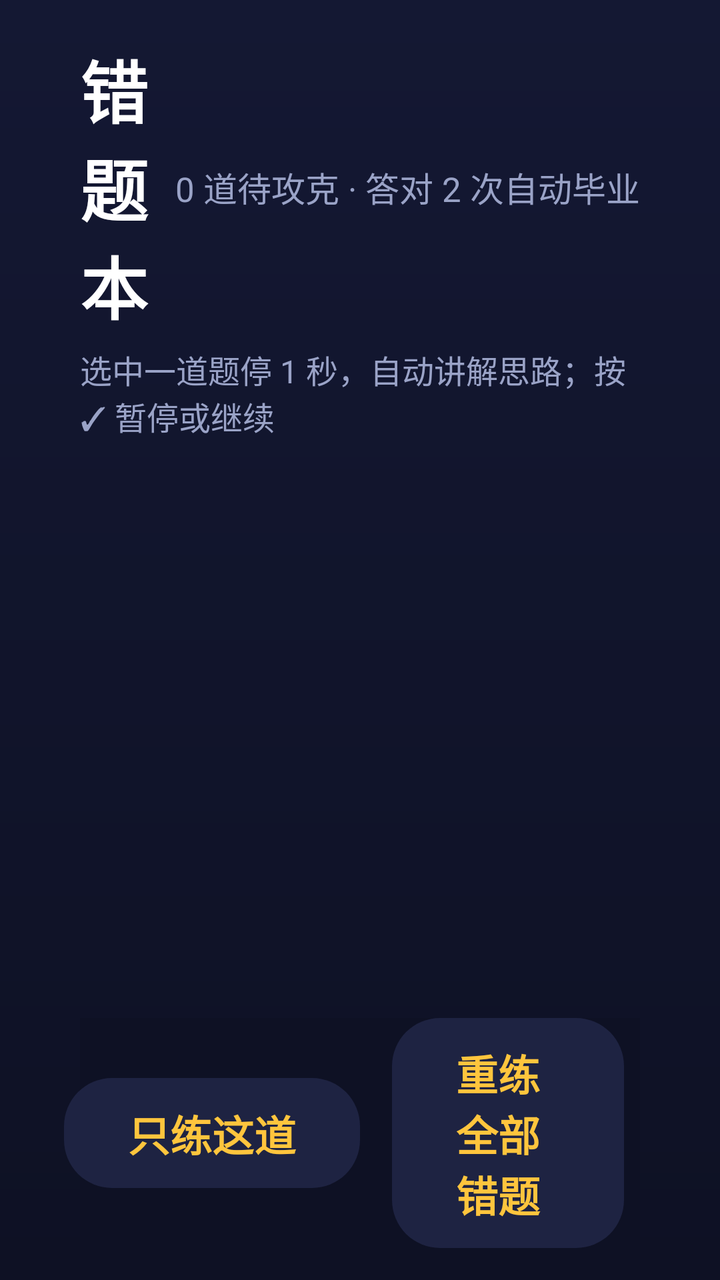
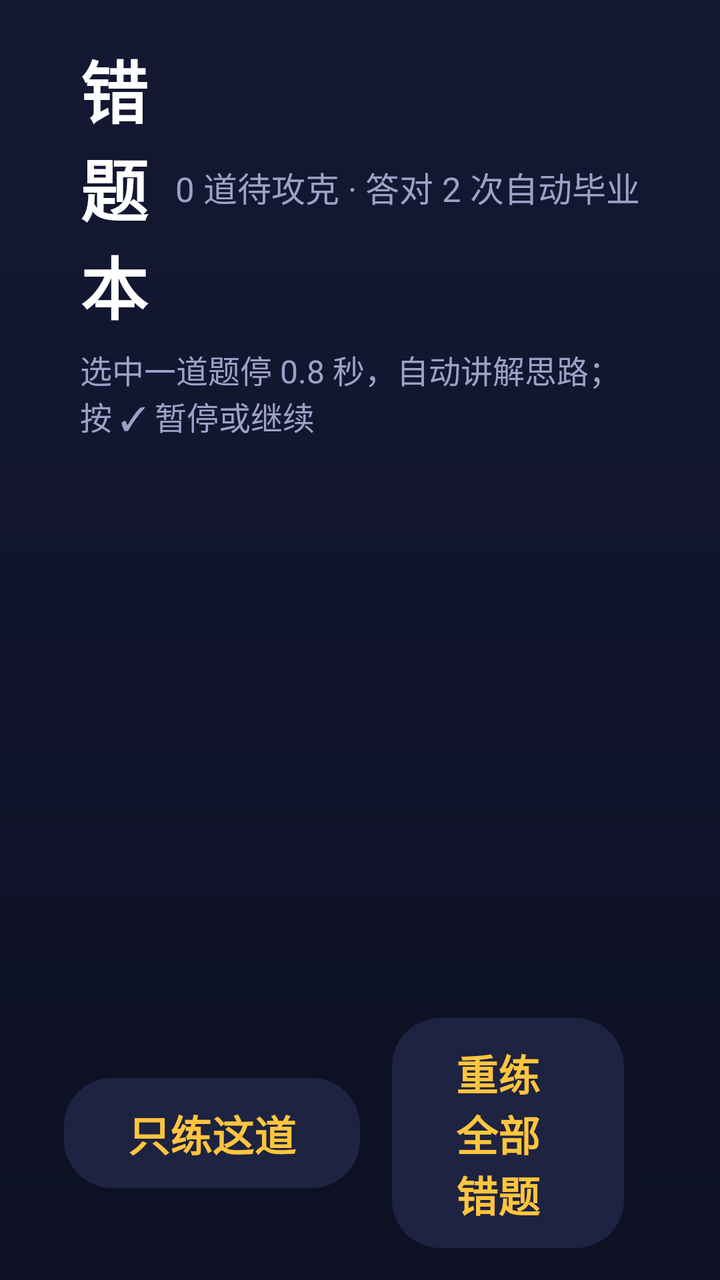

Compare the two renders of this Android layout. The source of the first and the diff that turns it into the second are given below.
<!-- AndroidManifest.xml: application theme Theme.MathKing -->
<!-- res/layout/fragment_wrongbook.xml -->
<?xml version="1.0" encoding="utf-8"?>
<LinearLayout xmlns:android="http://schemas.android.com/apk/res/android"
    android:layout_width="match_parent"
    android:layout_height="match_parent"
    android:background="@drawable/bg_page"
    android:clipChildren="false"
    android:clipToPadding="false"
    android:orientation="vertical"
    android:paddingStart="40dp"
    android:paddingTop="20dp"
    android:paddingEnd="40dp"
    android:paddingBottom="16dp">

    
    <LinearLayout
        android:layout_width="match_parent"
        android:layout_height="wrap_content"
        android:gravity="center_vertical"
        android:orientation="horizontal">

        <TextView
            android:layout_width="0dp"
            android:layout_height="wrap_content"
            android:layout_weight="1"
            android:text="错题本"
            android:textColor="@color/text"
            android:textSize="34sp"
            android:textStyle="bold" />

        <TextView
            android:id="@+id/tvWrongSub"
            android:layout_width="wrap_content"
            android:layout_height="wrap_content"
            android:text="0 道待攻克 · 答对 2 次自动毕业"
            android:textColor="@color/text_dim"
            android:textSize="17sp" />
    </LinearLayout>

    
    <TextView
        android:id="@+id/tvTip"
        android:layout_width="match_parent"
        android:layout_height="wrap_content"
        android:layout_marginTop="6dp"
        android:text="选中一道题停 1 秒，自动讲解思路；按 ✓ 暂停或继续"
        android:textColor="@color/text_dim"
        android:textSize="16sp" />

    
    <ScrollView
        android:id="@+id/scroll"
        android:layout_width="match_parent"
        android:layout_height="0dp"
        android:layout_marginTop="10dp"
        android:layout_weight="1"
        android:clipChildren="true"
        android:clipToPadding="true"
        android:scrollbars="none">

        <LinearLayout
            android:id="@+id/list"
            android:layout_width="match_parent"
            android:layout_height="wrap_content"
            android:orientation="vertical" />
    </ScrollView>

    <TextView
        android:id="@+id/tvEmpty"
        android:layout_width="match_parent"
        android:layout_height="0dp"
        android:layout_weight="1"
        android:gravity="center"
        android:text="还没有错题，太厉害了！\n去练几轮再来看看"
        android:textColor="@color/text_dim"
        android:textSize="21sp"
        android:visibility="gone" />

    <LinearLayout
        android:layout_width="match_parent"
        android:layout_height="wrap_content"
        android:layout_marginTop="10dp"
        android:background="@color/bg"
        android:clipChildren="false"
        android:clipToPadding="false"
        android:gravity="center"
        android:orientation="horizontal">

        <TextView
            android:id="@+id/btnPracticeOne"
            android:layout_width="wrap_content"
            android:layout_height="wrap_content"
            android:background="@drawable/selector_card"
            android:clickable="true"
            android:focusable="true"
            android:paddingStart="32dp"
            android:paddingTop="12dp"
            android:paddingEnd="32dp"
            android:paddingBottom="12dp"
            android:text="只练这道"
            android:textColor="@color/accent"
            android:textSize="21sp"
            android:textStyle="bold" />

        <TextView
            android:id="@+id/btnPractice"
            android:layout_width="wrap_content"
            android:layout_height="wrap_content"
            android:layout_marginStart="16dp"
            android:background="@drawable/selector_card"
            android:clickable="true"
            android:focusable="true"
            android:paddingStart="32dp"
            android:paddingTop="12dp"
            android:paddingEnd="32dp"
            android:paddingBottom="12dp"
            android:text="重练全部错题"
            android:textColor="@color/accent"
            android:textSize="21sp"
            android:textStyle="bold" />

        <TextView
            android:id="@+id/btnBack"
            android:layout_width="wrap_content"
            android:layout_height="wrap_content"
            android:layout_marginStart="16dp"
            android:background="@drawable/selector_card"
            android:clickable="true"
            android:focusable="true"
            android:paddingStart="32dp"
            android:paddingTop="12dp"
            android:paddingEnd="32dp"
            android:paddingBottom="12dp"
            android:text="返回"
            android:textColor="@color/text"
            android:textSize="21sp" />
    </LinearLayout>
</LinearLayout>
<!-- resources referenced by this layout -->
<resources>
  <color name="accent">#FFC53D</color>
  <color name="bg">#0E1124</color>
  <color name="text">#FFFFFF</color>
  <color name="text_dim">#9AA3C7</color>
  <!-- drawable bg_page (drawable) -->
  <?xml version="1.0" encoding="utf-8"?>
  <shape xmlns:android="http://schemas.android.com/apk/res/android" android:shape="rectangle">
      <gradient android:angle="270" android:startColor="#141833" android:endColor="#0E1124" />
  </shape>
  <!-- drawable selector_card (drawable) -->
  <?xml version="1.0" encoding="utf-8"?>
  <selector xmlns:android="http://schemas.android.com/apk/res/android">
      <item android:state_focused="true" android:drawable="@drawable/bg_card_focus" />
      <item android:state_pressed="true" android:drawable="@drawable/bg_card_focus" />
      <item android:drawable="@drawable/bg_card" />
  </selector>
  <style name="Theme.MathKing" parent="Theme.AppCompat.NoActionBar">
          <item name="android:windowBackground">@color/bg</item>
          <item name="android:colorAccent">@color/accent</item>
          <item name="android:textColorPrimary">@color/text</item>
          <item name="android:windowNoTitle">true</item>
          <item name="android:windowFullscreen">false</item>
      </style>
  <!-- drawable bg_card_focus (drawable) -->
  <?xml version="1.0" encoding="utf-8"?>
  <shape xmlns:android="http://schemas.android.com/apk/res/android" android:shape="rectangle">
      <solid android:color="#38406F" />
      <stroke android:width="5dp" android:color="@color/accent" />
      <corners android:radius="24dp" />
  </shape>
  <!-- drawable bg_card (drawable) -->
  <?xml version="1.0" encoding="utf-8"?>
  <shape xmlns:android="http://schemas.android.com/apk/res/android" android:shape="rectangle">
      <solid android:color="@color/card" />
      <corners android:radius="24dp" />
  </shape>
  <color name="card">#1E2342</color>
</resources>

<!-- the commit's change to res/layout/fragment_wrongbook.xml (unified diff, before → after) -->
@@ -42,7 +42,7 @@
         android:layout_width="match_parent"
         android:layout_height="wrap_content"
         android:layout_marginTop="6dp"
-        android:text="选中一道题停 1 秒，自动讲解思路；按 ✓ 暂停或继续"
+        android:text="选中一道题停 0.8 秒，自动讲解思路；按 ✓ 暂停或继续"
         android:textColor="@color/text_dim"
         android:textSize="16sp" />
 
